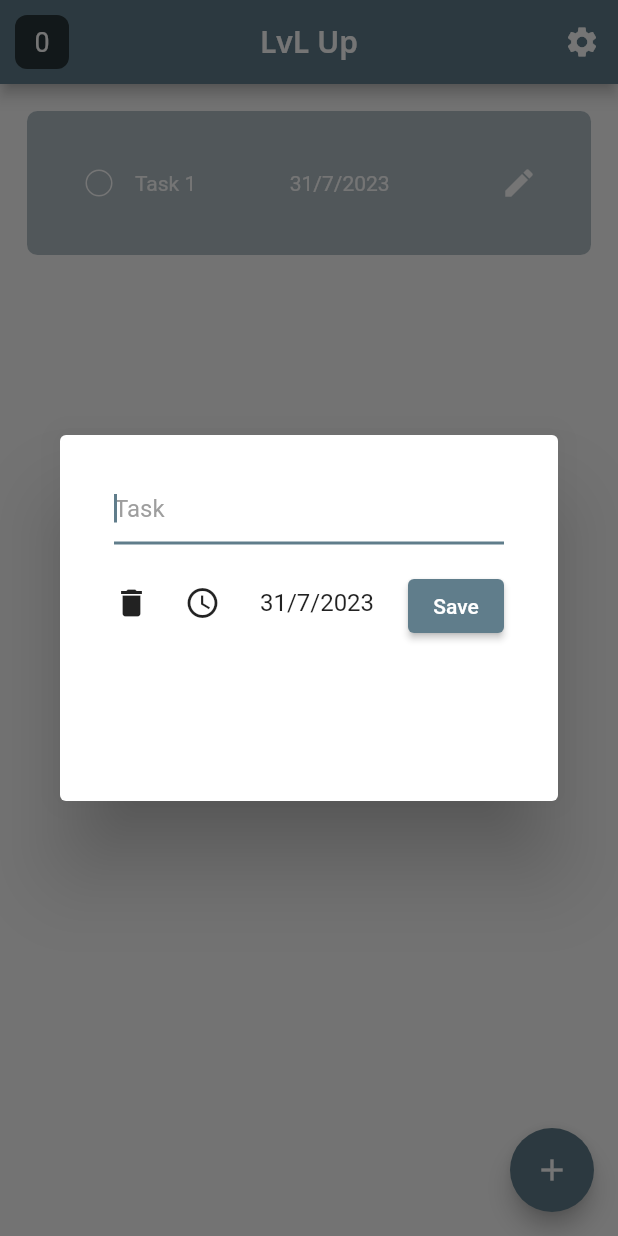
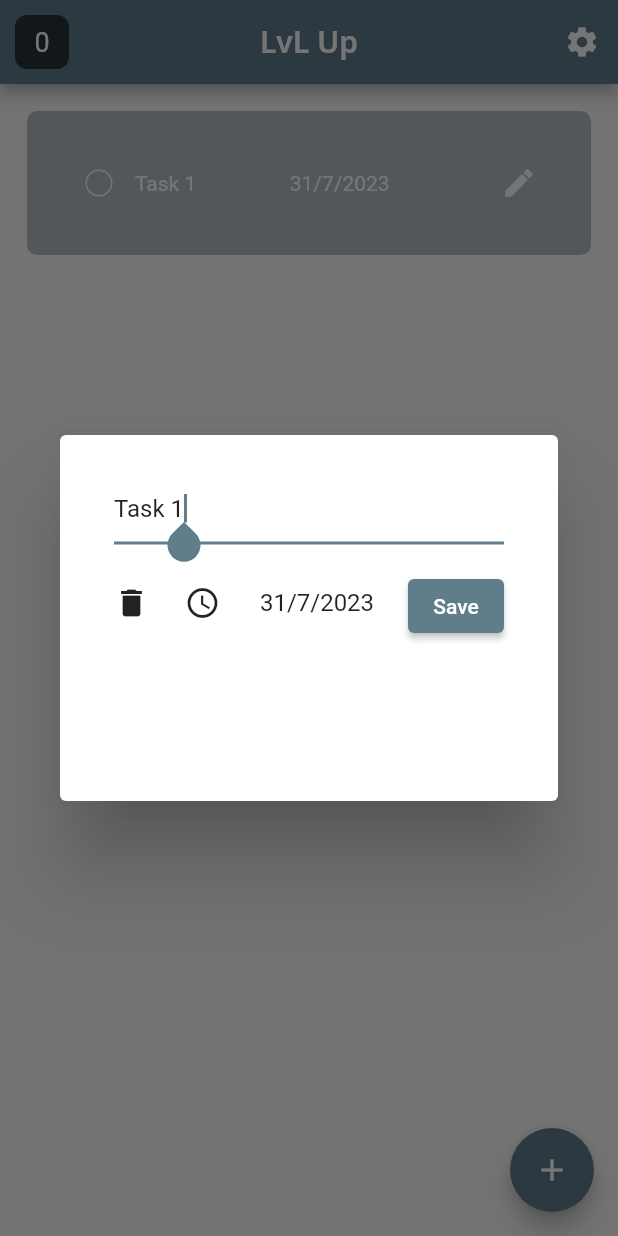
Before and after one commit to brunofreda/lvl-up, a Flutter app: the screen it shows after launch, after a tap on the "edit" icon, on a phone screen of 412 x 824 dp. Run offline on Flutter 3.47's test engine with Material 2 defaults, Android fonts, the phone set to English and light mode, and no system bars; our stand-ins replace google_fonts.

Commit message:
Made the edit button to preserve the text of the task in the TextField

```diff
--- a/lib/pages/main_tasks_page.dart
+++ b/lib/pages/main_tasks_page.dart
@@ -49,6 +49,10 @@ class _MainTasksPageState extends State<MainTasksPage> {
   }
 
   void addItem() {
+    setState(() {
+      textController.clear();
+    });
+
     showModalBottomSheet(
         context: context,
         isScrollControlled: true,
@@ -73,6 +77,11 @@ class _MainTasksPageState extends State<MainTasksPage> {
   }
 
   void editItem(int itemIndex) {
+    setState(() {
+      textController.text = mainTasksList[itemIndex][0];
+    });
+    // TODO: Make editTask clear the textController
+
     showDialog(
       context: context,
       builder: (builder) {
--- a/lib/utilities/item_dialog_box.dart
+++ b/lib/utilities/item_dialog_box.dart
@@ -30,9 +30,6 @@ class ItemDialogBox extends StatelessWidget {
                 decoration: InputDecoration(
                   hintText: hintString,
                   hintStyle: const TextStyle(
-                    color: Colors.grey,
-                  ),
-                  labelStyle: const TextStyle(
                     color: Colors.grey,
                   ),
                 ),
```
